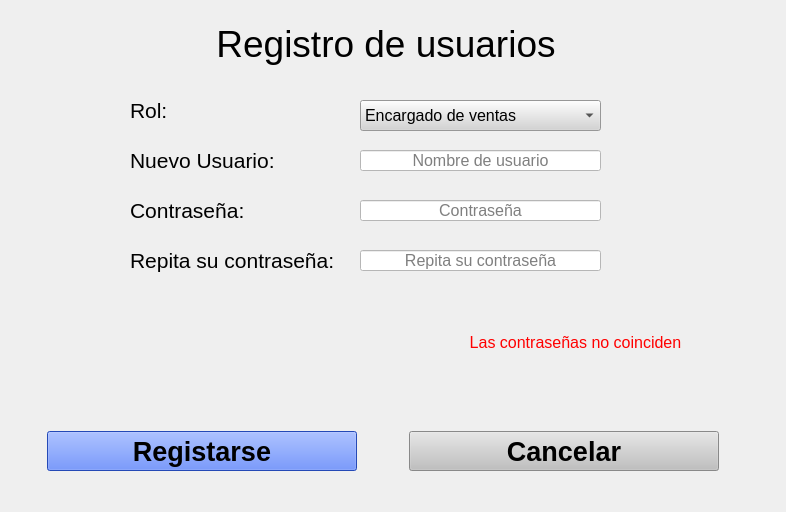
The window that Views/registrarUsuario.ui (Miguel8819/Sistema_TweetyTesis) describes before a commit, drawn with Qt 5.
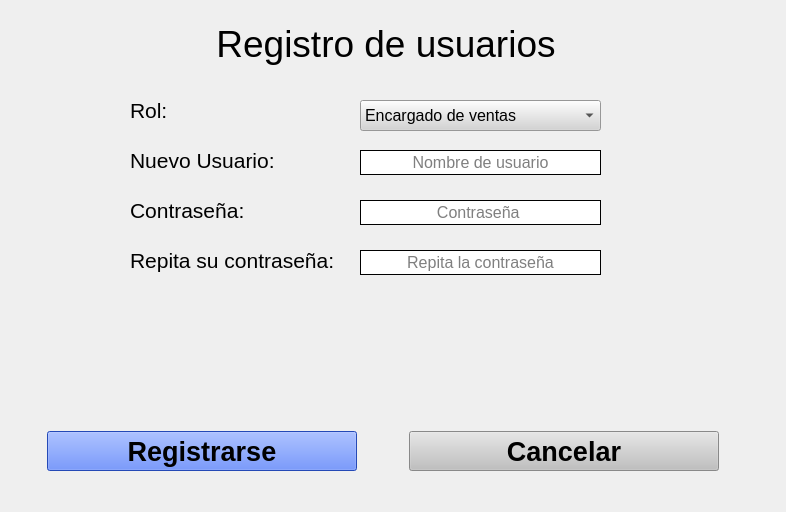
The same window after the commit.

Commit message: Registrar usuario completado

Patch:
```diff
--- a/Views/registrarUsuario.ui
+++ b/Views/registrarUsuario.ui
@@ -21,27 +21,6 @@
 QFrame{background-color:rgb(153,204,255)}
 QLineEdit{background-color:rgb(255,255,255)}</string>
   </property>
-  <widget class="QLabel" name="label_confirm">
-   <property name="geometry">
-    <rect>
-     <x>420</x>
-     <y>330</y>
-     <width>311</width>
-     <height>25</height>
-    </rect>
-   </property>
-   <property name="font">
-    <font>
-     <pointsize>12</pointsize>
-    </font>
-   </property>
-   <property name="text">
-    <string>&lt;html&gt;&lt;head/&gt;&lt;body&gt;&lt;p&gt;&lt;span style=&quot; color:#ff0000;&quot;&gt;Las contraseñas no coinciden&lt;/span&gt;&lt;/p&gt;&lt;/body&gt;&lt;/html&gt;</string>
-   </property>
-   <property name="alignment">
-    <set>Qt::AlignCenter</set>
-   </property>
-  </widget>
   <widget class="QWidget" name="layoutWidget">
    <property name="geometry">
     <rect>
@@ -340,7 +319,7 @@
 </string>
       </property>
       <property name="text">
-       <string>Registarse</string>
+       <string>Registrarse</string>
       </property>
      </widget>
     </item>
@@ -651,87 +630,6 @@
     <string>Repita su contraseña:</string>
    </property>
   </widget>
-  <widget class="QLineEdit" name="input_usuario">
-   <property name="geometry">
-    <rect>
-     <x>360</x>
-     <y>150</y>
-     <width>241</width>
-     <height>21</height>
-    </rect>
-   </property>
-   <property name="font">
-    <font>
-     <pointsize>12</pointsize>
-    </font>
-   </property>
-   <property name="styleSheet">
-    <string notr="true">background-color: rgb(255, 255, 255);</string>
-   </property>
-   <property name="maxLength">
-    <number>20</number>
-   </property>
-   <property name="alignment">
-    <set>Qt::AlignCenter</set>
-   </property>
-   <property name="placeholderText">
-    <string>Nombre de usuario</string>
-   </property>
-  </widget>
-  <widget class="QLineEdit" name="input_password">
-   <property name="geometry">
-    <rect>
-     <x>360</x>
-     <y>200</y>
-     <width>241</width>
-     <height>21</height>
-    </rect>
-   </property>
-   <property name="font">
-    <font>
-     <pointsize>12</pointsize>
-    </font>
-   </property>
-   <property name="styleSheet">
-    <string notr="true">background-color: rgb(255, 255, 255);</string>
-   </property>
-   <property name="maxLength">
-    <number>20</number>
-   </property>
-   <property name="alignment">
-    <set>Qt::AlignCenter</set>
-   </property>
-   <property name="placeholderText">
-    <string>Contraseña</string>
-   </property>
-  </widget>
-  <widget class="QLineEdit" name="repit_password">
-   <property name="geometry">
-    <rect>
-     <x>360</x>
-     <y>250</y>
-     <width>241</width>
-     <height>21</height>
-    </rect>
-   </property>
-   <property name="font">
-    <font>
-     <pointsize>12</pointsize>
-    </font>
-   </property>
-   <property name="styleSheet">
-    <string notr="true">background-color: rgb(255, 255, 255);</string>
-   </property>
-   <property name="maxLength">
-    <number>20</number>
-   </property>
-   <property name="alignment">
-    <set>Qt::AlignCenter</set>
-   </property>
-   <property name="placeholderText">
-    <string>Repita su contraseña</string>
-   </property>
-  </widget>
   <widget class="QLabel" name="label_5">
    <property name="geometry">
     <rect>
@@ -787,6 +685,129 @@
     </property>
    </item>
   </widget>
+  <widget class="QLineEdit" name="input_password">
+   <property name="geometry">
+    <rect>
+     <x>360</x>
+     <y>200</y>
+     <width>241</width>
+     <height>25</height>
+    </rect>
+   </property>
+   <property name="minimumSize">
+    <size>
+     <width>0</width>
+     <height>0</height>
+    </size>
+   </property>
+   <property name="font">
+    <font>
+     <pointsize>12</pointsize>
+    </font>
+   </property>
+   <property name="styleSheet">
+    <string notr="true">background-color:rgb(255,255,255);
+border-style: outset;
+border-width: 1px;
+border-color: black;</string>
+   </property>
+   <property name="maxLength">
+    <number>20</number>
+   </property>
+   <property name="echoMode">
+    <enum>QLineEdit::Password</enum>
+   </property>
+   <property name="alignment">
+    <set>Qt::AlignCenter</set>
+   </property>
+   <property name="placeholderText">
+    <string>Contraseña </string>
+   </property>
+  </widget>
+  <widget class="QLineEdit" name="repit_password">
+   <property name="geometry">
+    <rect>
+     <x>360</x>
+     <y>250</y>
+     <width>241</width>
+     <height>25</height>
+    </rect>
+   </property>
+   <property name="minimumSize">
+    <size>
+     <width>0</width>
+     <height>0</height>
+    </size>
+   </property>
+   <property name="font">
+    <font>
+     <pointsize>12</pointsize>
+    </font>
+   </property>
+   <property name="styleSheet">
+    <string notr="true">background-color:rgb(255,255,255);
+border-style: outset;
+border-width: 1px;
+border-color: black;</string>
+   </property>
+   <property name="maxLength">
+    <number>20</number>
+   </property>
+   <property name="echoMode">
+    <enum>QLineEdit::Password</enum>
+   </property>
+   <property name="alignment">
+    <set>Qt::AlignCenter</set>
+   </property>
+   <property name="placeholderText">
+    <string>Repita la contraseña</string>
+   </property>
+  </widget>
+  <widget class="QLineEdit" name="input_usuario">
+   <property name="geometry">
+    <rect>
+     <x>360</x>
+     <y>150</y>
+     <width>241</width>
+     <height>25</height>
+    </rect>
+   </property>
+   <property name="minimumSize">
+    <size>
+     <width>0</width>
+     <height>0</height>
+    </size>
+   </property>
+   <property name="font">
+    <font>
+     <pointsize>12</pointsize>
+    </font>
+   </property>
+   <property name="focusPolicy">
+    <enum>Qt::StrongFocus</enum>
+   </property>
+   <property name="autoFillBackground">
+    <bool>false</bool>
+   </property>
+   <property name="styleSheet">
+    <string notr="true">background-color:rgb(255,255,255);
+border-style: outset;
+border-width: 1px;
+border-color: black;</string>
+   </property>
+   <property name="maxLength">
+    <number>20</number>
+   </property>
+   <property name="frame">
+    <bool>false</bool>
+   </property>
+   <property name="alignment">
+    <set>Qt::AlignCenter</set>
+   </property>
+   <property name="placeholderText">
+    <string>Nombre de usuario</string>
+   </property>
+  </widget>
  </widget>
  <resources/>
  <connections/>
```
Left out of the diff: 10 changed lines with no effect on the pictures. The commit also changes 8 other files.
